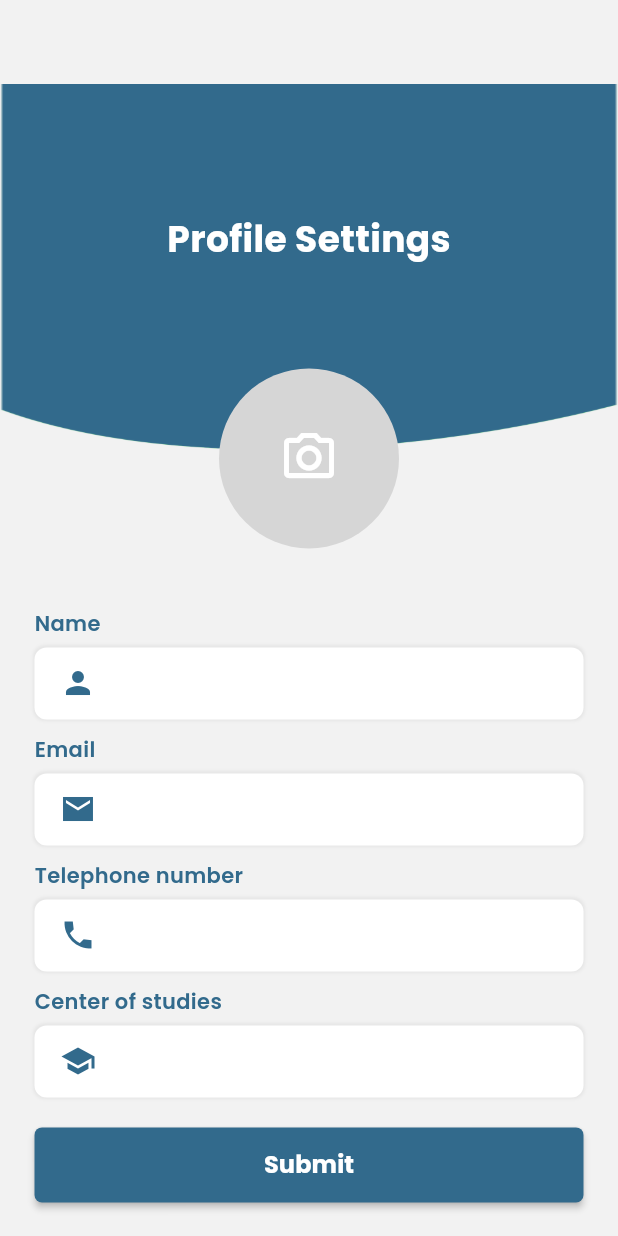
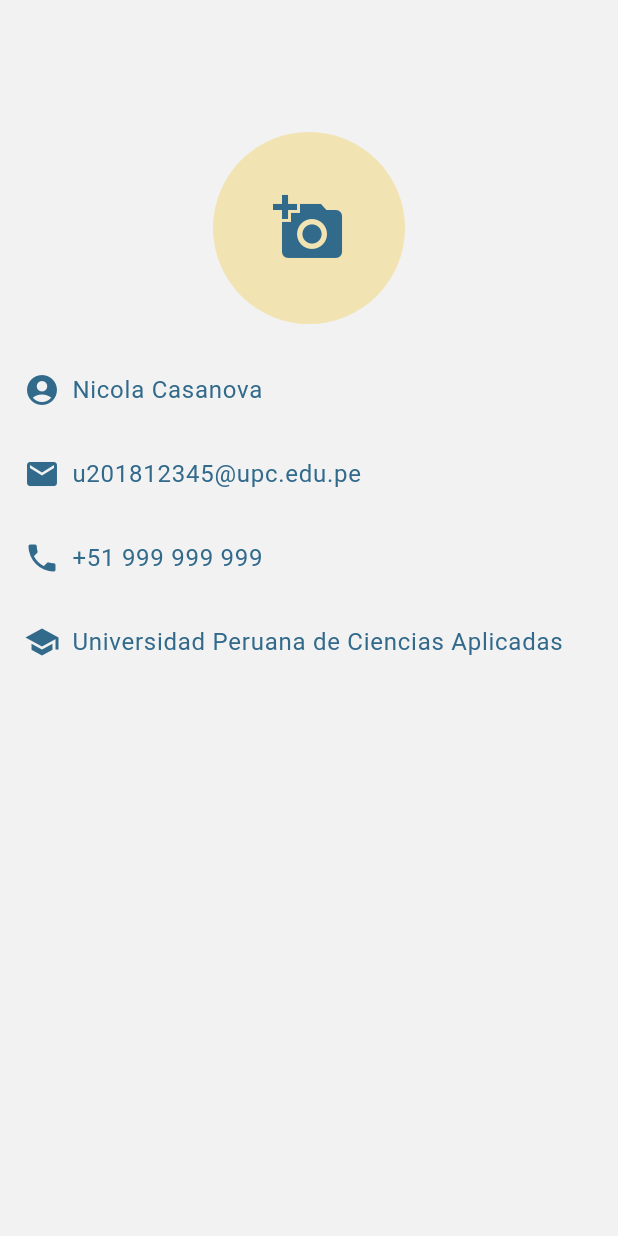
Before and after one commit to youniversityupc/android, a Flutter app: the ProfileSettingsPage screen opened by its route, on a phone screen of 412 x 824 dp. Run offline on Flutter 3.47's test engine with Material 2 defaults, Android fonts, the phone set to English and light mode, and no system bars; our stand-ins replace auto_size_text, beamer.

Commit message:
refactor: rewrite ProfileSettingsPage according to Figma
* Also removed Google Fonts and Get dependencies

```diff
--- a/lib/components/cover_widget.dart
+++ /dev/null
@@ -1,23 +0,0 @@
-import 'package:flutter/material.dart';
-import 'package:get/get.dart';
-import 'package:google_fonts/google_fonts.dart';
-
-Widget coverWidgetWithoutLogo({String title = "Profile Settings"}) {
-  return Container(
-    width: Get.width,
-    decoration: const BoxDecoration(
-        image: DecorationImage(
-            image: AssetImage('assets/mask.png'), fit: BoxFit.fill)),
-    height: Get.height * 0.3,
-    child: Container(
-        height: Get.height * 0.1,
-        width: Get.width,
-        margin: EdgeInsets.only(bottom: Get.height * 0.05),
-        child: Center(
-            child: Text(
-          title,
-          style: GoogleFonts.poppins(
-              fontSize: 24, fontWeight: FontWeight.bold, color: Colors.white),
-        ))),
-  );
-}
--- a/lib/layout/app_theme.dart
+++ b/lib/layout/app_theme.dart
@@ -3,6 +3,7 @@ import 'package:flutter/material.dart';
 abstract class AppColorPalette {
   static const primaryColor = Color.fromRGBO(50, 106, 140, 1);
   static const darkerPrimaryColor = Color.fromRGBO(67, 77, 89, 1);
+  static const secondaryColor = Color.fromRGBO(242, 227, 179, 1);
   static const backgroundColor = Color.fromRGBO(242, 242, 242, 1);
 
   static const gray50 = Color.fromRGBO(250, 250, 250, 1);
--- a/lib/pages/profile/profile_settings_page.dart
+++ b/lib/pages/profile/profile_settings_page.dart
@@ -1,9 +1,8 @@
 import 'package:flutter/material.dart';
-import 'package:get/get.dart';
-import 'package:google_fonts/google_fonts.dart';
-
-import '../../utils/app_colors.dart';
-import '../../components/cover_widget.dart';
+import 'package:youniversity_app/layout/app_theme.dart';
+import 'package:youniversity_app/utils/build_context_extensions.dart';
+import 'package:youniversity_app/utils/text_style_extensions.dart';
+import 'package:youniversity_app/utils/widget_list_extensions.dart';
 
 class ProfileSettingsPage extends StatefulWidget {
   const ProfileSettingsPage({Key? key}) : super(key: key);
@@ -13,178 +12,57 @@ class ProfileSettingsPage extends StatefulWidget {
 }
 
 class _ProfileSettingsPageState extends State<ProfileSettingsPage> {
-  TextEditingController nameController = TextEditingController();
-  TextEditingController emailController = TextEditingController();
-  TextEditingController telephoneController = TextEditingController();
-  TextEditingController centerOfStudiesController = TextEditingController();
-  GlobalKey<FormState> formKey = GlobalKey<FormState>();
+  Widget createAvatar() {
+    return const CircleAvatar(
+      radius: 64,
+      backgroundColor: AppColorPalette.secondaryColor,
+      child: Icon(
+        Icons.add_a_photo,
+        color: AppColorPalette.primaryColor,
+        size: 48,
+      ),
+    );
+  }
+
+  Widget createListItem({required String label, required IconData icon}) {
+    final textStyle = context.textTheme.bodyLarge;
+    return Row(
+      mainAxisAlignment: MainAxisAlignment.start,
+      children: [
+        Icon(icon, color: AppColorPalette.primaryColor),
+        Text(label, style: textStyle?.withColor(AppColorPalette.primaryColor)),
+      ].withHorizontalSpace(8),
+    );
+  }
 
   @override
   Widget build(BuildContext context) {
-    return Scaffold(
-      body: SingleChildScrollView(
+    return SingleChildScrollView(
+      child: Container(
+        margin: const EdgeInsets.symmetric(vertical: 32),
+        padding: const EdgeInsets.symmetric(horizontal: 16),
         child: Column(
-          mainAxisAlignment: MainAxisAlignment.start,
-          crossAxisAlignment: CrossAxisAlignment.start,
           children: [
-            SizedBox(
-              height: Get.height * 0.4,
-              child: Stack(
-                children: [
-                  coverWidgetWithoutLogo(),
-                  Align(
-                      alignment: Alignment.bottomCenter,
-                      child: Container(
-                        width: 120,
-                        height: 120,
-                        margin: const EdgeInsets.only(bottom: 20),
-                        decoration: const BoxDecoration(
-                            shape: BoxShape.circle, color: Color(0xffD6D6D6)),
-                        child: const Center(
-                          child: Icon(
-                            Icons.camera_alt_outlined,
-                            size: 40,
-                            color: Colors.white,
-                          ),
-                        ),
-                      )),
-                ],
-              ),
+            createAvatar(),
+            createListItem(
+              label: 'Nicola Casanova',
+              icon: Icons.account_circle,
             ),
-            const SizedBox(
-              height: 20,
+            createListItem(
+              label: 'u201812345@upc.edu.pe',
+              icon: Icons.email,
             ),
-            Container(
-              padding: const EdgeInsets.symmetric(horizontal: 23),
-              child: Form(
-                key: formKey,
-                child: Column(
-                  children: [
-                    _createTextFieldWidget(
-                        'Name', Icons.person_sharp, nameController,
-                        (String? input) {
-                      if (input!.isEmpty) {
-                        return 'Name is required!';
-                      }
-                      if (input.length < 5) {
-                        return 'Please enter a valid name!';
-                      }
-                      return null;
-                    }),
-                    const SizedBox(
-                      height: 10,
-                    ),
-                    _createTextFieldWidget(
-                        'Email', Icons.email_sharp, emailController,
-                        (String? input) {
-                      if (input!.isEmpty) {
-                        return 'Email Address is required!';
-                      }
-                      return null;
-                    }),
-                    const SizedBox(
-                      height: 10,
-                    ),
-                    _createTextFieldWidget(
-                        'Telephone number',
-                        Icons.phone_sharp,
-                        telephoneController, (String? input) {
-                      if (input!.isEmpty) {
-                        return 'Phone number is required!';
-                      }
-                      return null;
-                    }),
-                    const SizedBox(
-                      height: 10,
-                    ),
-                    _createTextFieldWidget(
-                        'Center of studies',
-                        Icons.school_sharp,
-                        centerOfStudiesController, (String? input) {
-                      if (input!.isEmpty) {
-                        return 'Center of studies is required!';
-                      }
-                      return null;
-                    }),
-                    const SizedBox(
-                      height: 20,
-                    ),
-                    _createDarkBlueButton('Submit', () {
-                      if (!formKey.currentState!.validate()) {
-                        return;
-                      }
-                    })
-                  ],
-                ),
-              ),
-            )
-          ],
+            createListItem(
+              label: '+51 999 999 999',
+              icon: Icons.phone,
+            ),
+            createListItem(
+              label: 'Universidad Peruana de Ciencias Aplicadas',
+              icon: Icons.school,
+            ),
+          ].withVerticalSpace(32),
         ),
       ),
     );
   }
-
-  Widget _createTextFieldWidget(String title, IconData iconData,
-      TextEditingController controller, Function validator) {
-    return Column(
-      crossAxisAlignment: CrossAxisAlignment.start,
-      children: [
-        Text(
-          title,
-          style: GoogleFonts.poppins(
-              fontSize: 14,
-              fontWeight: FontWeight.w600,
-              color: AppColors.darkBlueColor),
-        ),
-        const SizedBox(
-          height: 6,
-        ),
-        Container(
-          width: Get.width,
-          decoration: BoxDecoration(
-              color: Colors.white,
-              boxShadow: [
-                BoxShadow(
-                    color: Colors.black.withOpacity(0.05),
-                    spreadRadius: 1,
-                    blurRadius: 1)
-              ],
-              borderRadius: BorderRadius.circular(8)),
-          child: TextFormField(
-            validator: (input) => validator(input),
-            controller: controller,
-            style: GoogleFonts.poppins(
-                fontSize: 14,
-                fontWeight: FontWeight.w600,
-                color: AppColors.darkBlueColor),
-            decoration: InputDecoration(
-              prefixIcon: Padding(
-                padding: const EdgeInsets.only(left: 10),
-                child: Icon(
-                  iconData,
-                  color: AppColors.darkBlueColor,
-                ),
-              ),
-              border: InputBorder.none,
-            ),
-          ),
-        ),
-      ],
-    );
-  }
-
-  Widget _createDarkBlueButton(String title, Function onPressed) {
-    return MaterialButton(
-      minWidth: Get.width,
-      height: 50,
-      shape: RoundedRectangleBorder(borderRadius: BorderRadius.circular(5)),
-      color: AppColors.darkBlueColor,
-      onPressed: () => onPressed(),
-      child: Text(
-        title,
-        style: GoogleFonts.poppins(
-            fontSize: 16, fontWeight: FontWeight.bold, color: Colors.white),
-      ),
-    );
-  }
 }
--- a/lib/utils/app_colors.dart
+++ /dev/null
@@ -1,5 +0,0 @@
-import 'package:flutter/material.dart';
-
-class AppColors {
-  static const Color darkBlueColor = Color(0xff326A8C);
-}
--- a/pubspec.yaml
+++ b/pubspec.yaml
@@ -33,8 +33,6 @@ dependencies:
     sdk: flutter
 
   beamer: ^1.5.3
-  get: ^4.6.5
-  google_fonts: ^3.0.1
   auto_size_text: ^3.0.0
 
   # The following adds the Cupertino Icons font to your application.
```
Also changed, not shown: assets/mask.png (deleted), pubspec.lock.
